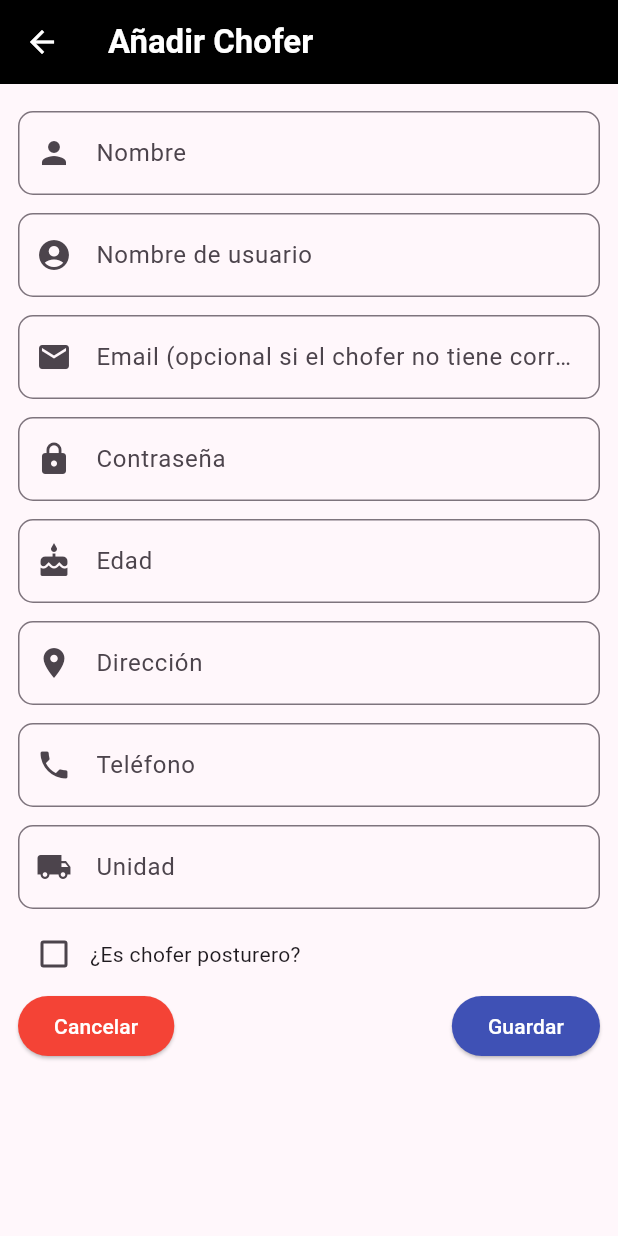
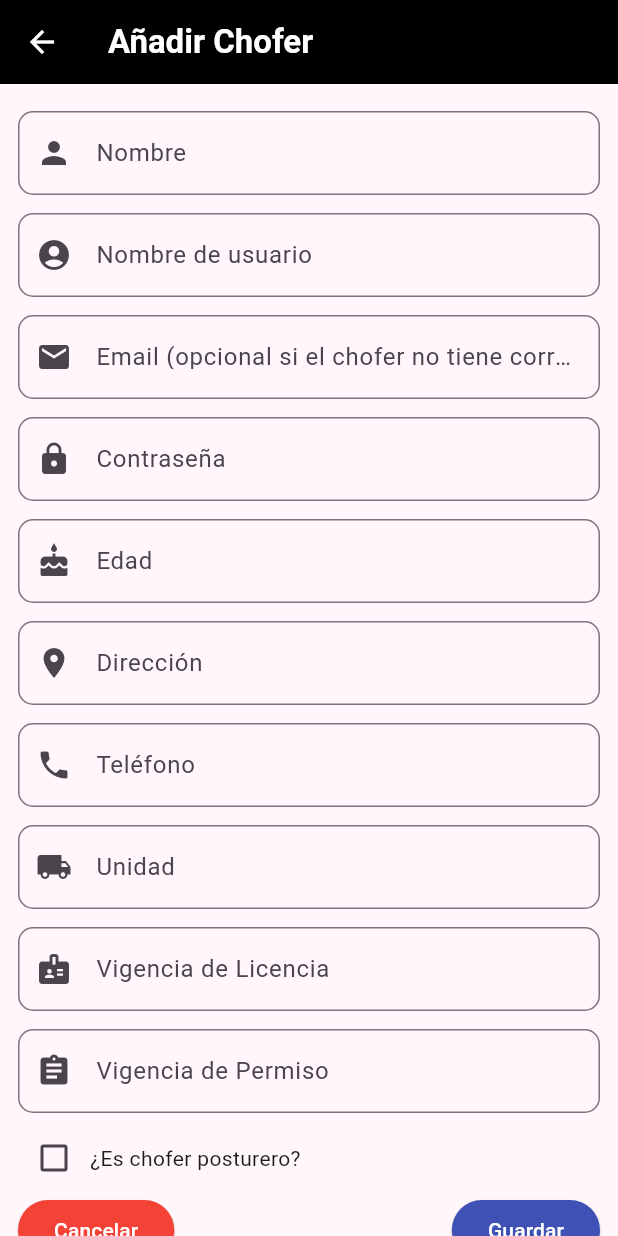
Before and after one commit to Santy28-Bv/usutlax, a Flutter app: the GestionUsuariosScreen screen opened by its route, after a tap on the "add" icon, on a phone screen of 412 x 824 dp. Run offline on Flutter 3.47's test engine with Material 3 defaults, Android fonts, the phone set to English and light mode, and no system bars; our stand-ins replace cloud_firestore, firebase_core, intl_phone_field, shared_preferences; accounts and stored records are empty; Roboto replaces fonts that are missing (Times New Roman).

Commit message:
Ya tiene vigencia de licencia y vigencia de permiso

```diff
--- a/lib/screens/gestion_usuarios.dart
+++ b/lib/screens/gestion_usuarios.dart
@@ -28,6 +28,8 @@ class _GestionUsuariosScreenState extends State<GestionUsuariosScreen> {
   final _unidadController = TextEditingController();
   final _edadController = TextEditingController(); // Ahora edad es TextField
   final TextEditingController _searchController = TextEditingController();
+  final _vigenciaLicenciaController = TextEditingController();
+  final _vigenciaPermisoController = TextEditingController();
 
   bool _esPosturero = false;
 
@@ -62,6 +64,20 @@ class _GestionUsuariosScreenState extends State<GestionUsuariosScreen> {
         _unidadController.text = data['unidad']?.toString() ?? '';
         _esPosturero =
             (data['tipo de operador']?.toString() ?? '') == 'Posturero';
+
+        _vigenciaLicenciaController.text =
+            data['vigencia_licencia'] != null
+                ? DateFormat(
+                  'dd/MM/yyyy',
+                ).format((data['vigencia_licencia'] as Timestamp).toDate())
+                : '';
+
+        _vigenciaPermisoController.text =
+            data['vigencia_permiso'] != null
+                ? DateFormat(
+                  'dd/MM/yyyy',
+                ).format((data['vigencia_permiso'] as Timestamp).toDate())
+                : '';
       } else {
         _limpiarCampos();
       }
@@ -79,6 +95,8 @@ class _GestionUsuariosScreenState extends State<GestionUsuariosScreen> {
     _unidadController.clear();
     _edadController.clear();
     _esPosturero = false;
+    _vigenciaLicenciaController.clear();
+    _vigenciaPermisoController.clear();
   }
 
   bool _formularioValido() {
@@ -185,6 +203,17 @@ class _GestionUsuariosScreenState extends State<GestionUsuariosScreen> {
       'tipo de operador': _esPosturero ? 'Posturero' : 'Planta',
       'rol': 'chofer',
     };
+    // 👇 Agregar las fechas de vigencia si no están vacías
+    if (_vigenciaLicenciaController.text.isNotEmpty) {
+      datos['vigencia_licencia'] = Timestamp.fromDate(
+        DateFormat('dd/MM/yyyy').parse(_vigenciaLicenciaController.text),
+      );
+    }
+    if (_vigenciaPermisoController.text.isNotEmpty) {
+      datos['vigencia_permiso'] = Timestamp.fromDate(
+        DateFormat('dd/MM/yyyy').parse(_vigenciaPermisoController.text),
+      );
+    }
 
     try {
       if (_modoEdicion && _idEditar != null) {
@@ -461,6 +490,54 @@ class _GestionUsuariosScreenState extends State<GestionUsuariosScreen> {
                       teclado: TextInputType.number,
                       inputFormatters: [FilteringTextInputFormatter.digitsOnly],
                     ),
+                    // 👇 NUEVOS CAMPOS AQUÍ
+                    GestureDetector(
+                      onTap: () async {
+                        DateTime? picked = await showDatePicker(
+                          context: context,
+                          initialDate: DateTime.now(),
+                          firstDate: DateTime(2000),
+                          lastDate: DateTime(2100),
+                        );
+                        if (picked != null) {
+                          _vigenciaLicenciaController.text = DateFormat(
+                            'dd/MM/yyyy',
+                          ).format(picked);
+                        }
+                      },
+                      child: AbsorbPointer(
+                        child: _campoConIcono(
+                          Icons.badge,
+                          'Vigencia de Licencia',
+                          _vigenciaLicenciaController,
+                        ),
+                      ),
+                    ),
+
+                    GestureDetector(
+                      onTap: () async {
+                        DateTime? picked = await showDatePicker(
+                          context: context,
+                          initialDate: DateTime.now(),
+                          firstDate: DateTime(2000),
+                          lastDate: DateTime(2100),
+                        );
+                        if (picked != null) {
+                          _vigenciaPermisoController.text = DateFormat(
+                            'dd/MM/yyyy',
+                          ).format(picked);
+                        }
+                      },
+                      child: AbsorbPointer(
+                        child: _campoConIcono(
+                          Icons.assignment,
+                          'Vigencia de Permiso',
+                          _vigenciaPermisoController,
+                        ),
+                      ),
+                    ),
+
+                    // 👆 NUEVOS CAMPOS AQUÍ
                     Row(
                       children: [
                         Checkbox(
@@ -605,6 +682,43 @@ class _GestionUsuariosScreenState extends State<GestionUsuariosScreen> {
                                     Text('Edad: $edad'),
                                     Text('Teléfono: $telefono'),
                                     Text('Tipo de operador: $tipo'),
+                                    // 👇 NUEVO BLOQUE: Vigencias
+                                    if (data['vigencia_licencia'] != null)
+                                      Text(
+                                        "Vigencia Licencia: ${DateFormat('dd/MM/yy').format((data['vigencia_licencia'] as Timestamp).toDate())}"
+                                        "${(data['vigencia_licencia'] as Timestamp).toDate().isBefore(DateTime.now()) ? ' (Caducó)' : ''}",
+                                        style:
+                                            (data['vigencia_licencia']
+                                                        as Timestamp)
+                                                    .toDate()
+                                                    .isBefore(DateTime.now())
+                                                ? const TextStyle(
+                                                  color: Colors.red,
+                                                  fontWeight: FontWeight.bold,
+                                                )
+                                                : const TextStyle(
+                                                  color: Colors.black,
+                                                ),
+                                      ),
+                                    if (data['vigencia_permiso'] != null)
+                                      Text(
+                                        "Vigencia Permiso: ${DateFormat('dd/MM/yy').format((data['vigencia_permiso'] as Timestamp).toDate())}"
+                                        "${(data['vigencia_permiso'] as Timestamp).toDate().isBefore(DateTime.now()) ? ' (Caducó)' : ''}",
+                                        style:
+                                            (data['vigencia_permiso']
+                                                        as Timestamp)
+                                                    .toDate()
+                                                    .isBefore(DateTime.now())
+                                                ? const TextStyle(
+                                                  color: Colors.red,
+                                                  fontWeight: FontWeight.bold,
+                                                )
+                                                : const TextStyle(
+                                                  color: Colors.black,
+                                                ),
+                                      ),
+
+                                    // 👆 NUEVO BLOQUE
                                     const SizedBox(height: 6),
                                     Row(
                                       mainAxisAlignment: MainAxisAlignment.end,
```
